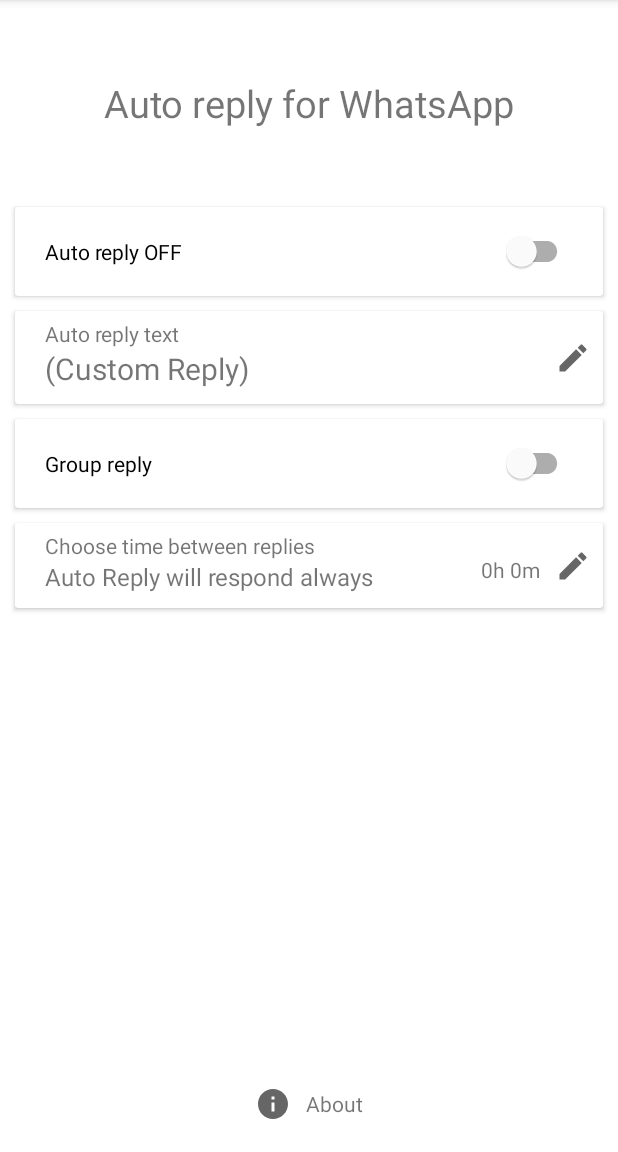
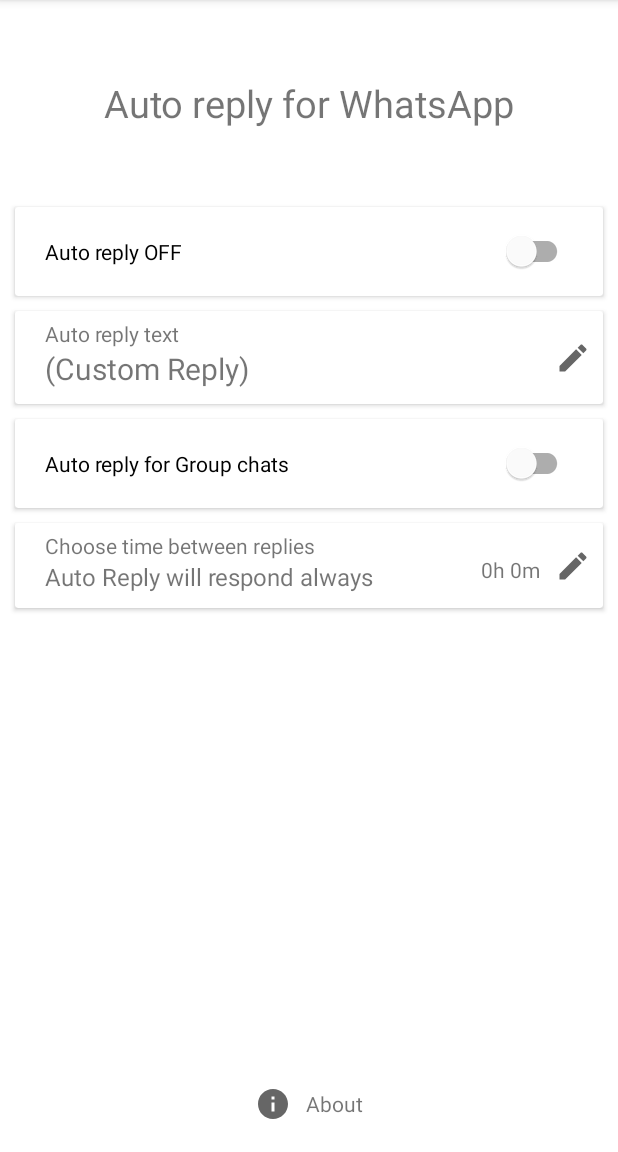
Before and after one commit to adeekshith/watomatic, an Android app: the screen it shows after launch (MainActivity), on a phone screen of 412 x 824 dp, the part 84-1236 px from its top. Run offline under Robolectric (Android 15) with nearby library versions, the phone set to English and light mode, and no system bars.

Commit message:
Change labels for Group chat enable feature

```diff
--- a/app/src/main/res/values/strings.xml
+++ b/app/src/main/res/values/strings.xml
@@ -20,9 +20,12 @@
     <string name="permission_dialog_msg">This app requires Notification Access permissions to work.</string>
     <string name="permission_dialog_denied_title">Permission Denied</string>
     <string name="permission_dialog_denied_msg">Without this permission app is unable to auto-reply to the notifications. Are you sure you want to deny the permission?</string>
-    <string name="groupReplySwitchLabel">Group reply</string>
-    <string name="group_reply_on_info_message">Now the app will reply to group chats also.</string>
-    <string name="group_reply_off_info_message">Reply to group chats disabled.</string>
+
+    <!-- Group chats -->
+    <string name="groupReplySwitchLabel">Auto reply for Group chats</string>
+    <string name="group_reply_on_info_message">Enable auto reply for group chats</string>
+    <string name="group_reply_off_info_message">Disable auto reply for group chats</string>
+
     <string name="time_picker_title">Choose time between replies</string>
     <string name="time_picker_sub_title_default">Auto Reply will respond always</string>
     <string name="time_picker_sub_title">(Auto Reply will respond after \nevery %1$s hours, %2$s minutes)</string>
```
